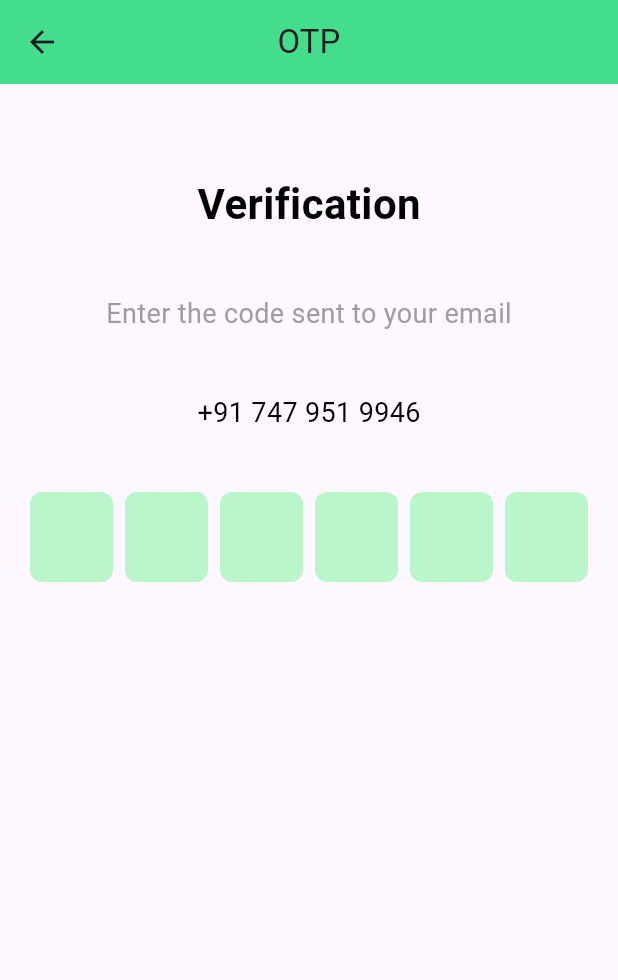
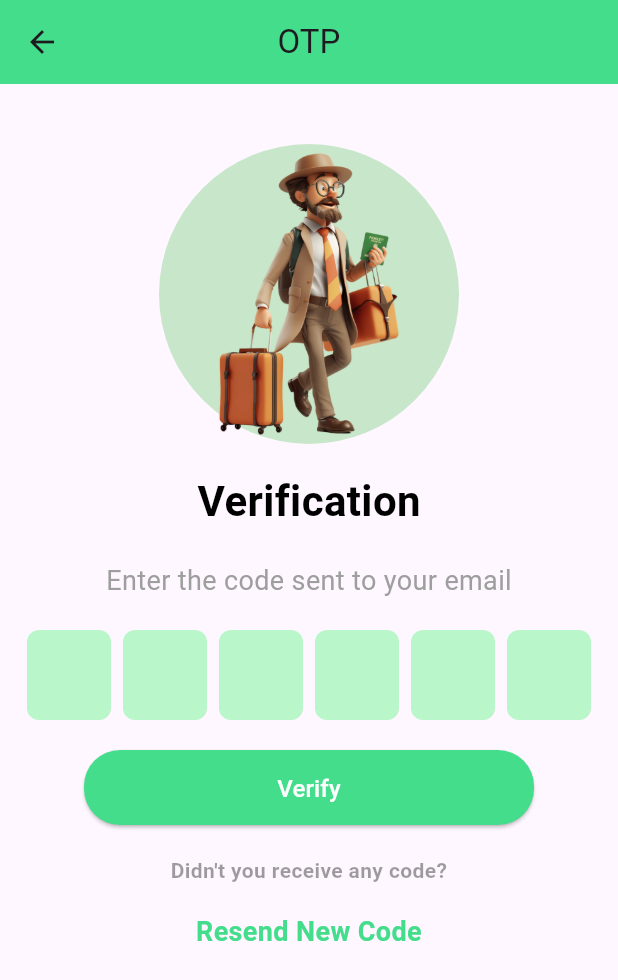
Before and after one commit to kamalnyan/Globe-Gaze, a Flutter app: the otp_screen screen opened directly, on a phone screen of 412 x 824 dp. Shown: the top 980 px of the screen. Run offline on Flutter 3.47's test engine with Material 3 defaults, Android fonts, the phone set to English and light mode, and no system bars; drawn by our look-alikes of pinput; our stand-ins replace cool_alert, flutter_svg, intl_phone_field, lottie, shared_preferences and 1 more; missing offline and left inert: dart:ffi; accounts and stored records are empty.

Commit message:
Added some more ui feature to otp_screen.dart page

```diff
--- a/lib/login_signup_screens/otp_screen.dart
+++ b/lib/login_signup_screens/otp_screen.dart
@@ -31,13 +31,25 @@ class _otp_screenState extends State<otp_screen> {
         title: const Text('OTP'),
         centerTitle: true,
       ),
-      body: SingleChildScrollView(
-        padding: const EdgeInsets.all(20),
-        child: Container(
+      body: Container(
           margin: const EdgeInsets.only(top: 40),
           width: double.infinity,
           child: Column(
             children: [
+              Container(
+                width: 200,
+                height: 200,
+                decoration: BoxDecoration(
+                  color: Colors.green.shade100,
+                  shape: BoxShape.circle,
+                ),
+                child: Image.asset(
+                  'assets/png_jpeg_images/otp1.png',
+                ),
+              ),
+              const SizedBox(
+                height: 18,
+              ),
               const Text('Verification', style: TextStyle(
                 color: Colors.black,
                 fontSize: 28,
@@ -45,7 +57,7 @@ class _otp_screenState extends State<otp_screen> {
                  ),
               ),
               Container(
-                margin: const EdgeInsets.symmetric(vertical: 40),
+                margin: const EdgeInsets.symmetric(vertical: 20),
                 child: const Text('Enter the code sent to your email',
                   style: TextStyle(
                     color: Colors.grey,
@@ -53,15 +65,15 @@ class _otp_screenState extends State<otp_screen> {
                   ),
                 ),
               ),
-              Container(
-                margin: const EdgeInsets.only(bottom: 40),
-                child: const Text("+91 747 951 9946",
-                  style: TextStyle(
-                    color: Colors.black,
-                    fontSize: 18,
-                  ),
-                ),
-              ),
+              // Container(
+              //   margin: const EdgeInsets.only(bottom: 20),
+              //   child: const Text("+91 747 951 9946",
+              //     style: TextStyle(
+              //       color: Colors.black,
+              //       fontSize: 18,
+              //     ),
+              //   ),
+              // ),
               Pinput(
                 length: 6,
                 defaultPinTheme: defaultPinTheme,
@@ -72,10 +84,61 @@ class _otp_screenState extends State<otp_screen> {
                 ),
                 onCompleted: (pin) => debugPrint(pin),
               ),
-            ],
+              SizedBox(
+                height: 20,
+              ),
+        SizedBox(
+          width: 300,
+          height: 50,
+          child: ElevatedButton(
+            onPressed: () {},
+            style: ButtonStyle(
+              foregroundColor:
+              WidgetStateProperty.all<Color>(Colors.white),
+              backgroundColor:
+              WidgetStateProperty.all<Color>(PrimaryColor),
+              shape:
+              WidgetStateProperty.all<RoundedRectangleBorder>(
+                RoundedRectangleBorder(
+                  borderRadius: BorderRadius.circular(24.0),
+                ),
+              ),
+            ),
+            child: const Padding(
+              padding: EdgeInsets.all(14.0),
+              child: Text(
+                'Verify',
+                style: TextStyle(fontSize: 16),
+              ),
+            ),
           ),
         ),
-      ),
-    );
+              const SizedBox(height: 20),
+              const Text(
+                "Didn't you receive any code?",
+                style: TextStyle(
+                  fontSize: 14,
+                  fontWeight: FontWeight.bold,
+                  color: Colors.black38,
+                ),
+                textAlign: TextAlign.center,
+              ),
+              const SizedBox(
+                height: 18,
+              ),
+              const Text(
+                "Resend New Code",
+                style: TextStyle(
+                  fontSize: 18,
+                  fontWeight: FontWeight.bold,
+                  color: PrimaryColor,
+                ),
+                textAlign: TextAlign.center,
+              ),
+          ],
+          ),
+        ),
+      );
+
   }
 }
```
Also changed, not shown: assets/png_jpeg_images/otp1.png (added).
